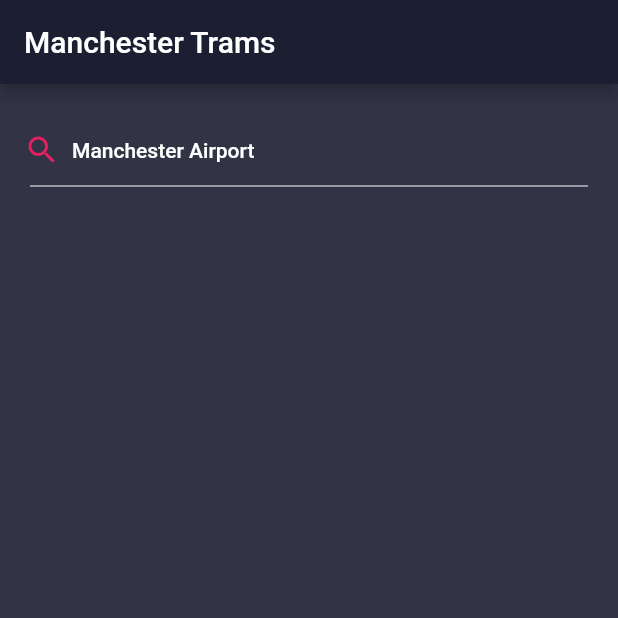
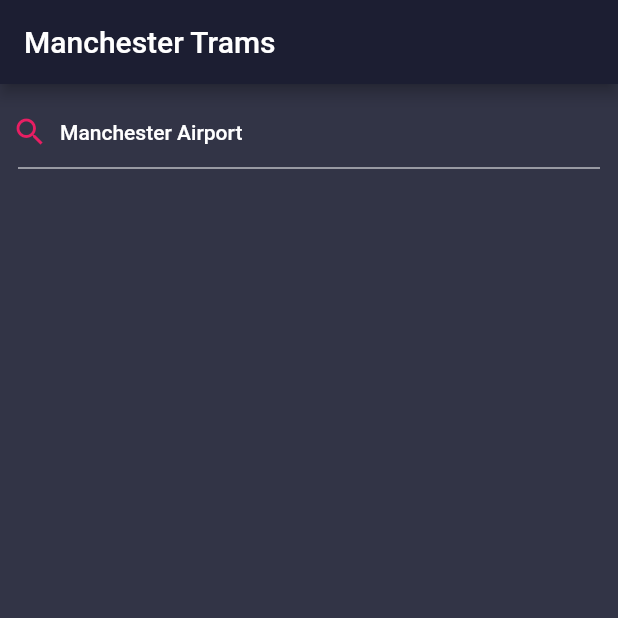
Before and after one commit to iJimmyWei/metro-trams-flutter, a Flutter app: the screen it shows after launch, on a phone screen of 412 x 824 dp, the top half of it. Run offline on Flutter 3.47's test engine with Material 2 defaults, Android fonts, the phone set to English and light mode, and no system bars; our stand-ins replace badges, flutter_dotenv.

Commit message:
Improve search bar margin slightly

```diff
--- a/lib/components/search_field_button.dart
+++ b/lib/components/search_field_button.dart
@@ -11,7 +11,7 @@ class SearchFieldButton extends StatelessWidget {
   @override
   Widget build(BuildContext context) {
     return FlatButton(
-      padding: EdgeInsets.all(16.0),
+      padding: EdgeInsets.fromLTRB(8.0, 4.0, 8.0, 0),
       child: Column(
         children: <Widget>[
           Padding(
```
